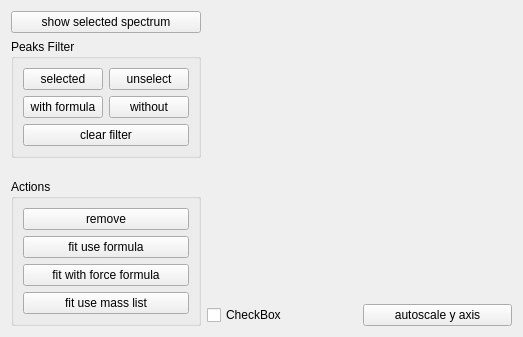
Above: Orbitool/UI/PeakFit.ui from l460289052/Orbitool before the change. Below: the same form after it.
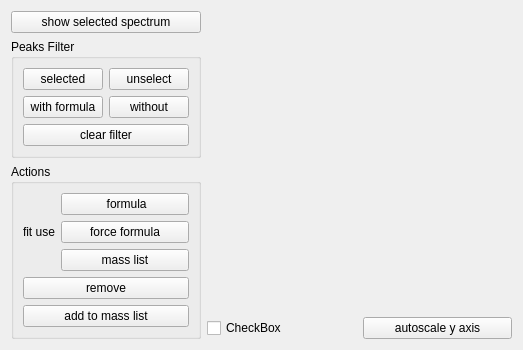
That is the form after the change.

Commit message: peak fit action

```diff
--- a/Orbitool/UI/PeakFit.ui
+++ b/Orbitool/UI/PeakFit.ui
@@ -91,30 +91,58 @@
        </property>
        <layout class="QVBoxLayout" name="verticalLayout_4">
         <item>
-         <widget class="QPushButton" name="actionRmPushButton">
+         <layout class="QHBoxLayout" name="horizontalLayout_3">
+          <item>
+           <widget class="QLabel" name="label">
+            <property name="sizePolicy">
+             <sizepolicy hsizetype="Maximum" vsizetype="Preferred">
+              <horstretch>0</horstretch>
+              <verstretch>0</verstretch>
+             </sizepolicy>
+            </property>
           <property name="text">
-           <string>remove</string>
+             <string>fit use</string>
           </property>
          </widget>
         </item>
+          <item>
+           <layout class="QVBoxLayout" name="verticalLayout_5">
         <item>
          <widget class="QPushButton" name="actionFit_FormulaPushButton">
           <property name="text">
-           <string>fit use formula</string>
+               <string> formula</string>
           </property>
          </widget>
         </item>
         <item>
          <widget class="QPushButton" name="actionFit_ForceFormulaPushButton">
           <property name="text">
-           <string>fit with force formula</string>
+               <string>force formula</string>
           </property>
          </widget>
         </item>
         <item>
          <widget class="QPushButton" name="actionFit_MassListPushButton">
           <property name="text">
-           <string>fit use mass list</string>
+               <string>mass list</string>
+              </property>
+             </widget>
+            </item>
+           </layout>
+          </item>
+         </layout>
+        </item>
+        <item>
+         <widget class="QPushButton" name="actionRmPushButton">
+          <property name="text">
+           <string>remove</string>
+          </property>
+         </widget>
+        </item>
+        <item>
+         <widget class="QPushButton" name="actionAddToMassListPushButton">
+          <property name="text">
+           <string>add to mass list</string>
           </property>
          </widget>
         </item>
```
Lines whose indentation alone changed are shown as unchanged. The commit also changes 5 other files.
